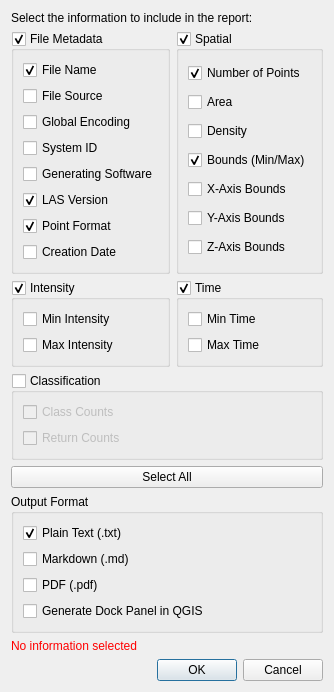
Before: the Qt Designer form tools_suite/report_generation/report_form.ui in Skoolzon3/MyLiDAR, drawn with Qt 5.
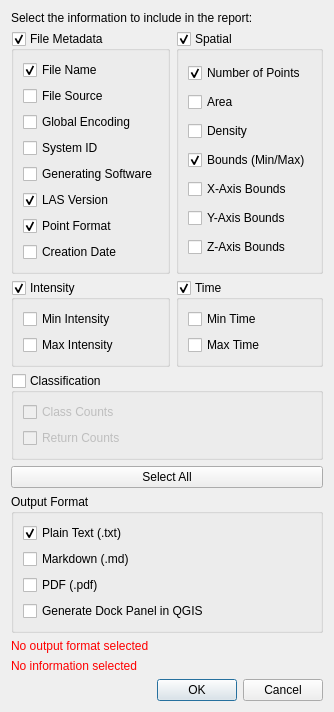
After: the same form once the commit is applied.

Commit message:
Fix format selection in report_generation
 - The user can now choose to only generate the dock during report generation (fixed)
 - If the user does not select a format, a warning message appears preventing him from executing the rest of the method
- Numeric values in return point distribution graphs no longer in bold

```diff
--- a/tools_suite/report_generation/report_form.ui
+++ b/tools_suite/report_generation/report_form.ui
@@ -397,6 +397,23 @@
                 </widget>
             </item>
 
+            <item>
+                <widget class="QLabel" name="labelWarningOutputFormat">
+                    <property name="text">
+                        <string>No output format selected</string>
+                    </property>
+                    <property name="styleSheet">
+                        <string>color: red;</string>
+                    </property>
+                    <property name="minimumHeight">
+                        <number>15</number>
+                    </property>
+                    <property name="visible">
+                        <bool>false</bool>
+                    </property>
+                </widget>
+            </item>
+
             <item>
                 <widget class="QLabel" name="labelWarning">
                     <property name="text">
```
The commit also changes 3 other files.
